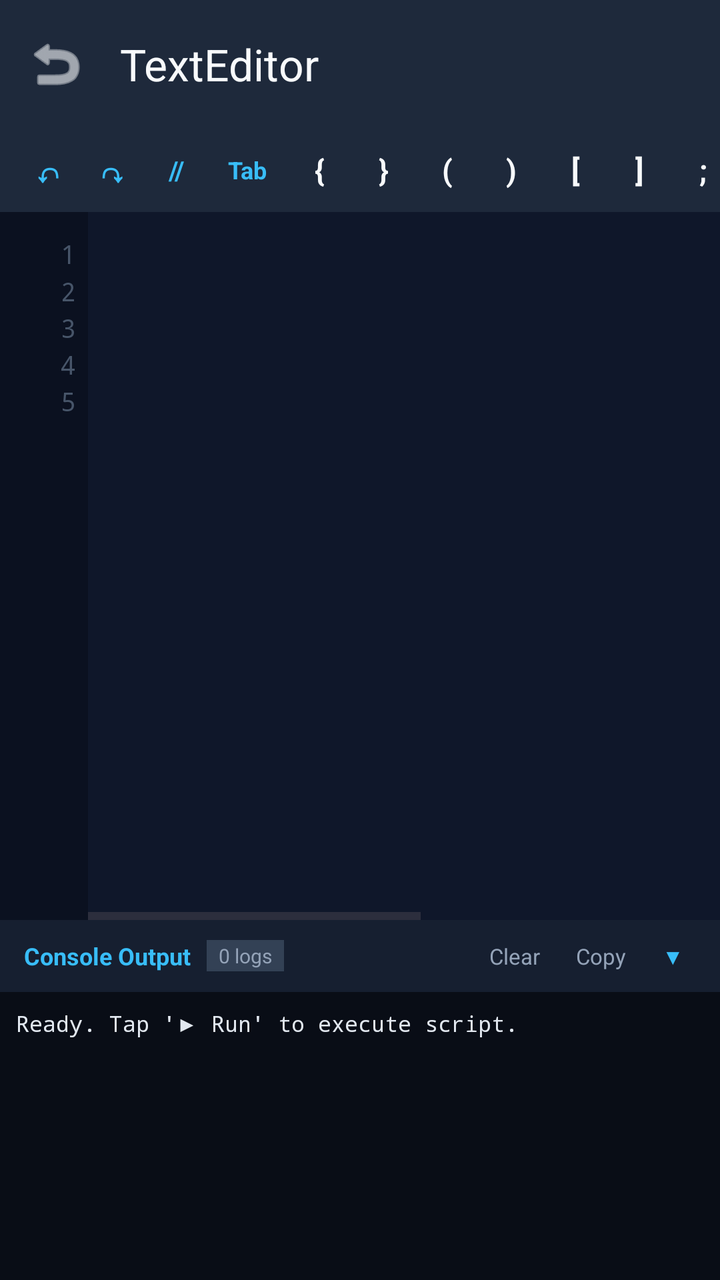
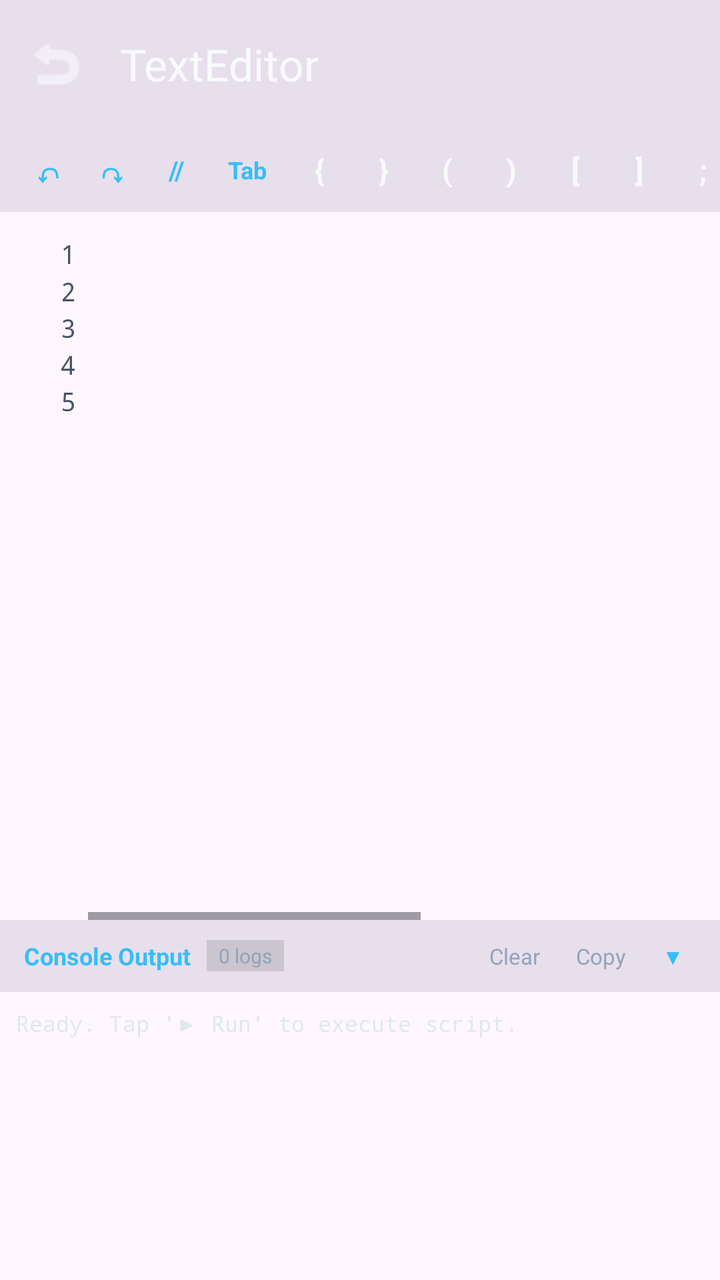

Before-and-after screenshots of an Android layout around one commit, followed by the original layout XML and the change that was made.
<!-- AndroidManifest.xml: application theme Theme.PolymathFileSystem -->
<!-- res/layout/activity_editor.xml -->
<?xml version="1.0" encoding="utf-8"?>
<LinearLayout xmlns:android="http://schemas.android.com/apk/res/android"
    xmlns:app="http://schemas.android.com/apk/res-auto"
    android:layout_width="match_parent"
    android:layout_height="match_parent"
    android:orientation="vertical"
    android:background="#0f172a">

    
    <com.google.android.material.appbar.MaterialToolbar
        android:id="@+id/toolbar"
        android:layout_width="match_parent"
        android:layout_height="?attr/actionBarSize"
        android:background="#1e293b"
        app:title="TextEditor"
        app:titleTextColor="#f8fafc"
        app:navigationIcon="@android:drawable/ic_menu_revert"
        app:navigationIconTint="#f8fafc" />

    
    <LinearLayout
        android:id="@+id/panel_search_replace"
        android:layout_width="match_parent"
        android:layout_height="wrap_content"
        android:background="#111827"
        android:orientation="vertical"
        android:padding="8dp"
        android:visibility="gone">

        <LinearLayout
            android:layout_width="match_parent"
            android:layout_height="wrap_content"
            android:gravity="center_vertical"
            android:orientation="horizontal">

            <EditText
                android:id="@+id/et_find"
                android:layout_width="0dp"
                android:layout_height="36dp"
                android:layout_weight="1"
                android:background="@drawable/bg_editor_search_field"
                android:hint="Find text..."
                android:paddingHorizontal="10dp"
                android:textColor="#f8fafc"
                android:textColorHint="#64748b"
                android:textSize="13sp"
                android:inputType="text" />

            <TextView
                android:id="@+id/tv_find_match_count"
                android:layout_width="wrap_content"
                android:layout_height="wrap_content"
                android:layout_marginStart="8dp"
                android:textColor="#38bdf8"
                android:textSize="12sp"
                android:text="0/0" />

            <TextView
                android:id="@+id/btn_find_prev"
                android:layout_width="32dp"
                android:layout_height="32dp"
                android:layout_marginStart="6dp"
                android:gravity="center"
                android:text="▲"
                android:textColor="#f8fafc"
                android:textSize="12sp"
                android:background="?android:attr/selectableItemBackground" />

            <TextView
                android:id="@+id/btn_find_next"
                android:layout_width="32dp"
                android:layout_height="32dp"
                android:layout_marginStart="4dp"
                android:gravity="center"
                android:text="▼"
                android:textColor="#f8fafc"
                android:textSize="12sp"
                android:background="?android:attr/selectableItemBackground" />

            <TextView
                android:id="@+id/btn_close_search"
                android:layout_width="32dp"
                android:layout_height="32dp"
                android:layout_marginStart="4dp"
                android:gravity="center"
                android:text="✕"
                android:textColor="#94a3b8"
                android:textSize="14sp"
                android:background="?android:attr/selectableItemBackground" />
        </LinearLayout>

        <LinearLayout
            android:layout_width="match_parent"
            android:layout_height="wrap_content"
            android:layout_marginTop="6dp"
            android:gravity="center_vertical"
            android:orientation="horizontal">

            <EditText
                android:id="@+id/et_replace"
                android:layout_width="0dp"
                android:layout_height="36dp"
                android:layout_weight="1"
                android:background="@drawable/bg_editor_search_field"
                android:hint="Replace with..."
                android:paddingHorizontal="10dp"
                android:textColor="#f8fafc"
                android:textColorHint="#64748b"
                android:textSize="13sp"
                android:inputType="text" />

            <TextView
                android:id="@+id/btn_replace_one"
                android:layout_width="wrap_content"
                android:layout_height="32dp"
                android:layout_marginStart="8dp"
                android:gravity="center"
                android:paddingHorizontal="8dp"
                android:text="Replace"
                android:textColor="#38bdf8"
                android:textSize="12sp"
                android:background="?android:attr/selectableItemBackground" />

            <TextView
                android:id="@+id/btn_replace_all"
                android:layout_width="wrap_content"
                android:layout_height="32dp"
                android:layout_marginStart="4dp"
                android:gravity="center"
                android:paddingHorizontal="8dp"
                android:text="Replace All"
                android:textColor="#38bdf8"
                android:textSize="12sp"
                android:background="?android:attr/selectableItemBackground" />
        </LinearLayout>
    </LinearLayout>

    
    <HorizontalScrollView
        android:layout_width="match_parent"
        android:layout_height="42dp"
        android:background="#1e293b"
        android:scrollbars="none">

        <LinearLayout
            android:id="@+id/accessory_bar"
            android:layout_width="wrap_content"
            android:layout_height="match_parent"
            android:orientation="horizontal"
            android:gravity="center_vertical"
            android:paddingHorizontal="8dp">

            <TextView
                android:id="@+id/btn_action_undo"
                android:layout_width="32dp"
                android:layout_height="32dp"
                android:gravity="center"
                android:text="↶"
                android:textColor="#38bdf8"
                android:textStyle="bold"
                android:textSize="16sp"
                android:background="?android:attr/selectableItemBackground" />

            <TextView
                android:id="@+id/btn_action_redo"
                android:layout_width="32dp"
                android:layout_height="32dp"
                android:gravity="center"
                android:text="↷"
                android:textColor="#38bdf8"
                android:textStyle="bold"
                android:textSize="16sp"
                android:background="?android:attr/selectableItemBackground" />

            <TextView
                android:id="@+id/btn_sym_comment"
                android:layout_width="32dp"
                android:layout_height="32dp"
                android:gravity="center"
                android:text="//"
                android:textColor="#38bdf8"
                android:textStyle="bold"
                android:textSize="13sp"
                android:background="?android:attr/selectableItemBackground" />

            <TextView
                android:id="@+id/btn_sym_tab"
                android:layout_width="wrap_content"
                android:layout_height="32dp"
                android:gravity="center"
                android:paddingHorizontal="10dp"
                android:text="Tab"
                android:textColor="#38bdf8"
                android:textStyle="bold"
                android:textSize="12sp"
                android:background="?android:attr/selectableItemBackground" />

            <TextView
                android:id="@+id/btn_sym_brace_open"
                android:layout_width="32dp"
                android:layout_height="32dp"
                android:gravity="center"
                android:text="{"
                android:textColor="#f8fafc"
                android:textStyle="bold"
                android:textSize="15sp"
                android:background="?android:attr/selectableItemBackground" />

            <TextView
                android:id="@+id/btn_sym_brace_close"
                android:layout_width="32dp"
                android:layout_height="32dp"
                android:gravity="center"
                android:text="}"
                android:textColor="#f8fafc"
                android:textStyle="bold"
                android:textSize="15sp"
                android:background="?android:attr/selectableItemBackground" />

            <TextView
                android:id="@+id/btn_sym_paren_open"
                android:layout_width="32dp"
                android:layout_height="32dp"
                android:gravity="center"
                android:text="("
                android:textColor="#f8fafc"
                android:textStyle="bold"
                android:textSize="15sp"
                android:background="?android:attr/selectableItemBackground" />

            <TextView
                android:id="@+id/btn_sym_paren_close"
                android:layout_width="32dp"
                android:layout_height="32dp"
                android:gravity="center"
                android:text=")"
                android:textColor="#f8fafc"
                android:textStyle="bold"
                android:textSize="15sp"
                android:background="?android:attr/selectableItemBackground" />

            <TextView
                android:id="@+id/btn_sym_bracket_open"
                android:layout_width="32dp"
                android:layout_height="32dp"
                android:gravity="center"
                android:text="["
                android:textColor="#f8fafc"
                android:textStyle="bold"
                android:textSize="15sp"
                android:background="?android:attr/selectableItemBackground" />

            <TextView
                android:id="@+id/btn_sym_bracket_close"
                android:layout_width="32dp"
                android:layout_height="32dp"
                android:gravity="center"
                android:text="]"
                android:textColor="#f8fafc"
                android:textStyle="bold"
                android:textSize="15sp"
                android:background="?android:attr/selectableItemBackground" />

            <TextView
                android:id="@+id/btn_sym_semi"
                android:layout_width="32dp"
                android:layout_height="32dp"
                android:gravity="center"
                android:text=";"
                android:textColor="#f8fafc"
                android:textStyle="bold"
                android:textSize="15sp"
                android:background="?android:attr/selectableItemBackground" />

            <TextView
                android:id="@+id/btn_sym_equal"
                android:layout_width="32dp"
                android:layout_height="32dp"
                android:gravity="center"
                android:text="="
                android:textColor="#f8fafc"
                android:textStyle="bold"
                android:textSize="15sp"
                android:background="?android:attr/selectableItemBackground" />

            <TextView
                android:id="@+id/btn_sym_quote"
                android:layout_width="32dp"
                android:layout_height="32dp"
                android:gravity="center"
                android:text="&quot;"
                android:textColor="#f8fafc"
                android:textStyle="bold"
                android:textSize="15sp"
                android:background="?android:attr/selectableItemBackground" />

            <TextView
                android:id="@+id/btn_sym_squote"
                android:layout_width="32dp"
                android:layout_height="32dp"
                android:gravity="center"
                android:text="'"
                android:textColor="#f8fafc"
                android:textStyle="bold"
                android:textSize="15sp"
                android:background="?android:attr/selectableItemBackground" />

            <TextView
                android:id="@+id/btn_sym_slash"
                android:layout_width="32dp"
                android:layout_height="32dp"
                android:gravity="center"
                android:text="/"
                android:textColor="#f8fafc"
                android:textStyle="bold"
                android:textSize="15sp"
                android:background="?android:attr/selectableItemBackground" />

            <TextView
                android:id="@+id/btn_sym_dollar"
                android:layout_width="32dp"
                android:layout_height="32dp"
                android:gravity="center"
                android:text="$"
                android:textColor="#f8fafc"
                android:textStyle="bold"
                android:textSize="15sp"
                android:background="?android:attr/selectableItemBackground" />

            <TextView
                android:id="@+id/btn_sym_dot"
                android:layout_width="32dp"
                android:layout_height="32dp"
                android:gravity="center"
                android:text="."
                android:textColor="#f8fafc"
                android:textStyle="bold"
                android:textSize="15sp"
                android:background="?android:attr/selectableItemBackground" />
        </LinearLayout>
    </HorizontalScrollView>

    
    <LinearLayout
        android:id="@+id/editor_container"
        android:layout_width="match_parent"
        android:layout_height="0dp"
        android:layout_weight="1"
        android:orientation="horizontal">

        
        <ScrollView
            android:id="@+id/scroll_line_numbers"
            android:layout_width="44dp"
            android:layout_height="match_parent"
            android:background="#0b1120"
            android:scrollbars="none">

            <TextView
                android:id="@+id/tv_line_numbers"
                android:layout_width="match_parent"
                android:layout_height="wrap_content"
                android:gravity="end"
                android:paddingEnd="6dp"
                android:paddingTop="12dp"
                android:textColor="#475569"
                android:textSize="13sp"
                android:fontFamily="monospace"
                android:lineSpacingMultiplier="1.2"
                android:text="1\n2\n3\n4\n5" />
        </ScrollView>

        
        <ScrollView
            android:id="@+id/scroll_editor"
            android:layout_width="0dp"
            android:layout_height="match_parent"
            android:layout_weight="1"
            android:fillViewport="true">

            <HorizontalScrollView
                android:id="@+id/hscroll_editor"
                android:layout_width="match_parent"
                android:layout_height="wrap_content"
                android:fillViewport="true">

                <EditText
                    android:id="@+id/et_code"
                    android:layout_width="wrap_content"
                    android:layout_height="match_parent"
                    android:minWidth="600dp"
                    android:background="@null"
                    android:fontFamily="monospace"
                    android:gravity="top|start"
                    android:inputType="textMultiLine|textNoSuggestions"
                    android:lineSpacingMultiplier="1.2"
                    android:padding="12dp"
                    android:textColor="#f8fafc"
                    android:textSize="13sp" />
            </HorizontalScrollView>
        </ScrollView>
    </LinearLayout>

    
    <LinearLayout
        android:id="@+id/console_panel"
        android:layout_width="match_parent"
        android:layout_height="180dp"
        android:background="#090d16"
        android:orientation="vertical">

        
        <LinearLayout
            android:layout_width="match_parent"
            android:layout_height="36dp"
            android:background="#161f30"
            android:gravity="center_vertical"
            android:orientation="horizontal"
            android:paddingHorizontal="12dp">

            <TextView
                android:layout_width="wrap_content"
                android:layout_height="wrap_content"
                android:text="Console Output"
                android:textColor="#38bdf8"
                android:textSize="12sp"
                android:textStyle="bold" />

            <TextView
                android:id="@+id/tv_console_count"
                android:layout_width="wrap_content"
                android:layout_height="wrap_content"
                android:layout_marginStart="8dp"
                android:background="#334155"
                android:paddingHorizontal="6dp"
                android:paddingVertical="1dp"
                android:text="0 logs"
                android:textColor="#94a3b8"
                android:textSize="10sp" />

            <View
                android:layout_width="0dp"
                android:layout_height="1dp"
                android:layout_weight="1" />

            <TextView
                android:id="@+id/btn_console_clear"
                android:layout_width="wrap_content"
                android:layout_height="wrap_content"
                android:padding="6dp"
                android:text="Clear"
                android:textColor="#94a3b8"
                android:textSize="11sp"
                android:background="?android:attr/selectableItemBackground" />

            <TextView
                android:id="@+id/btn_console_copy"
                android:layout_width="wrap_content"
                android:layout_height="wrap_content"
                android:layout_marginStart="6dp"
                android:padding="6dp"
                android:text="Copy"
                android:textColor="#94a3b8"
                android:textSize="11sp"
                android:background="?android:attr/selectableItemBackground" />

            <TextView
                android:id="@+id/btn_console_toggle"
                android:layout_width="wrap_content"
                android:layout_height="wrap_content"
                android:layout_marginStart="6dp"
                android:padding="6dp"
                android:text="▼"
                android:textColor="#38bdf8"
                android:textSize="11sp"
                android:background="?android:attr/selectableItemBackground" />
        </LinearLayout>

        
        <ScrollView
            android:id="@+id/scroll_console"
            android:layout_width="match_parent"
            android:layout_height="0dp"
            android:layout_weight="1"
            android:padding="8dp">

            <TextView
                android:id="@+id/tv_console_output"
                android:layout_width="match_parent"
                android:layout_height="wrap_content"
                android:fontFamily="monospace"
                android:textColor="#e2e8f0"
                android:textSize="11sp"
                android:text="Ready. Tap '▶ Run' to execute script." />
        </ScrollView>
    </LinearLayout>

</LinearLayout>
<!-- resources referenced by this layout -->
<resources>
  <!-- drawable bg_editor_search_field (drawable) -->
  <?xml version="1.0" encoding="utf-8"?>
  <shape xmlns:android="http://schemas.android.com/apk/res/android"
      android:shape="rectangle">
      <solid android:color="#1e293b" />
      <corners android:radius="8dp" />
      <stroke
          android:width="1dp"
          android:color="#334155" />
  </shape>
  <style name="Theme.PolymathFileSystem" parent="Theme.Material3.DayNight.NoActionBar">
          <item name="colorPrimary">@color/ocean_primary</item>
          <item name="colorPrimaryDark">@color/ocean_primary_dark</item>
          <item name="colorAccent">@color/ocean_accent</item>
          <item name="android:windowBackground">@drawable/bg_fluid_gradient</item>
      </style>
  <color name="ocean_primary">#0077B6</color>
  <color name="ocean_primary_dark">#03045E</color>
  <color name="ocean_accent">#00B4D8</color>
  <!-- drawable bg_fluid_gradient (drawable) -->
  <?xml version="1.0" encoding="utf-8"?>
  <shape xmlns:android="http://schemas.android.com/apk/res/android"
      android:shape="rectangle">
      <gradient
          android:angle="135"
          android:startColor="#1e293b"
          android:centerColor="#0f172a"
          android:endColor="#080e1a"
          android:type="linear" />
  </shape>
</resources>

<!-- the commit's change to res/layout/activity_editor.xml (unified diff, before → after) -->
@@ -4,14 +4,14 @@
     android:layout_width="match_parent"
     android:layout_height="match_parent"
     android:orientation="vertical"
-    android:background="#0f172a">
+    android:background="?attr/colorSurface">
 
     
     <com.google.android.material.appbar.MaterialToolbar
         android:id="@+id/toolbar"
         android:layout_width="match_parent"
         android:layout_height="?attr/actionBarSize"
-        android:background="#1e293b"
+        android:background="?attr/colorSurfaceVariant"
         app:title="TextEditor"
         app:titleTextColor="#f8fafc"
         app:navigationIcon="@android:drawable/ic_menu_revert"
@@ -22,7 +22,7 @@
         android:id="@+id/panel_search_replace"
         android:layout_width="match_parent"
         android:layout_height="wrap_content"
-        android:background="#111827"
+        android:background="?attr/colorSurfaceVariant"
         android:orientation="vertical"
         android:padding="8dp"
         android:visibility="gone">
@@ -139,7 +139,7 @@
     <HorizontalScrollView
         android:layout_width="match_parent"
         android:layout_height="42dp"
-        android:background="#1e293b"
+        android:background="?attr/colorSurfaceVariant"
         android:scrollbars="none">
 
         <LinearLayout
@@ -353,7 +353,7 @@
             android:id="@+id/scroll_line_numbers"
             android:layout_width="44dp"
             android:layout_height="match_parent"
-            android:background="#0b1120"
+            android:background="?attr/colorSurface"
             android:scrollbars="none">
 
             <TextView
@@ -406,14 +406,14 @@
         android:id="@+id/console_panel"
         android:layout_width="match_parent"
         android:layout_height="180dp"
-        android:background="#090d16"
+        android:background="?attr/colorSurface"
         android:orientation="vertical">
 
         
         <LinearLayout
             android:layout_width="match_parent"
             android:layout_height="36dp"
-            android:background="#161f30"
+            android:background="?attr/colorSurfaceVariant"
             android:gravity="center_vertical"
             android:orientation="horizontal"
             android:paddingHorizontal="12dp">
@@ -431,7 +431,7 @@
                 android:layout_width="wrap_content"
                 android:layout_height="wrap_content"
                 android:layout_marginStart="8dp"
-                android:background="#334155"
+                android:background="?attr/colorControlHighlight"
                 android:paddingHorizontal="6dp"
                 android:paddingVertical="1dp"
                 android:text="0 logs"
